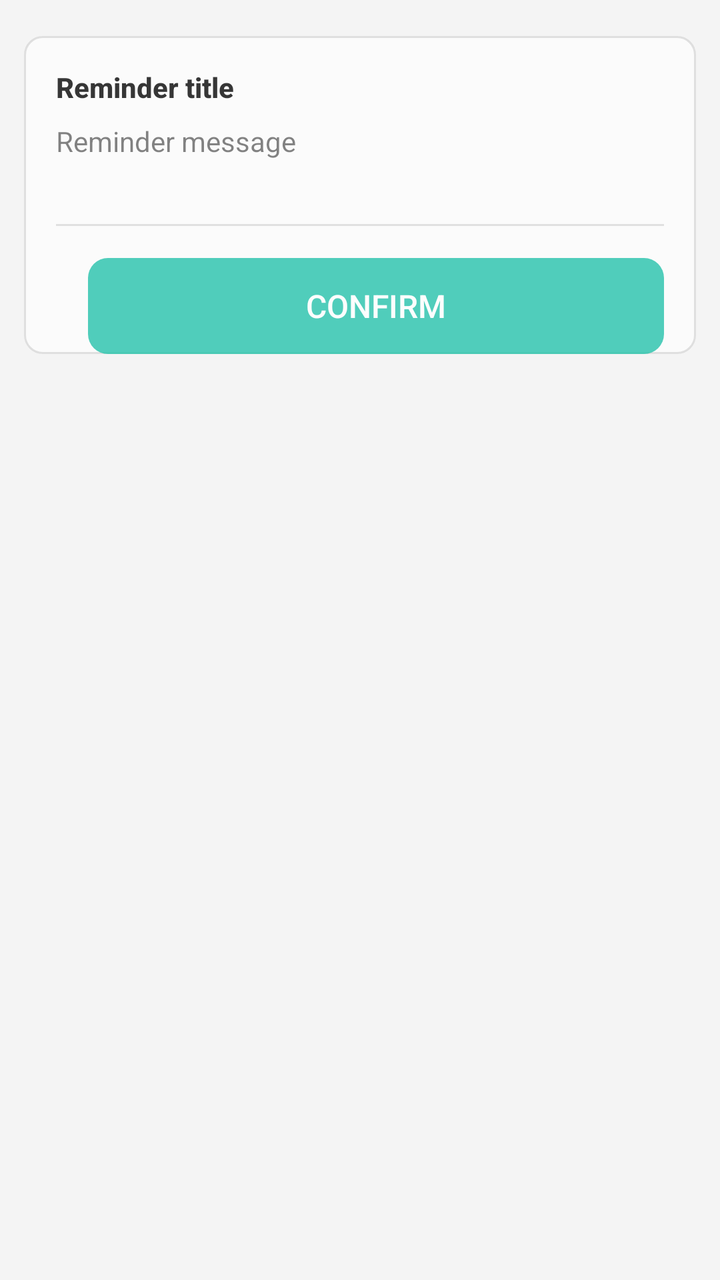
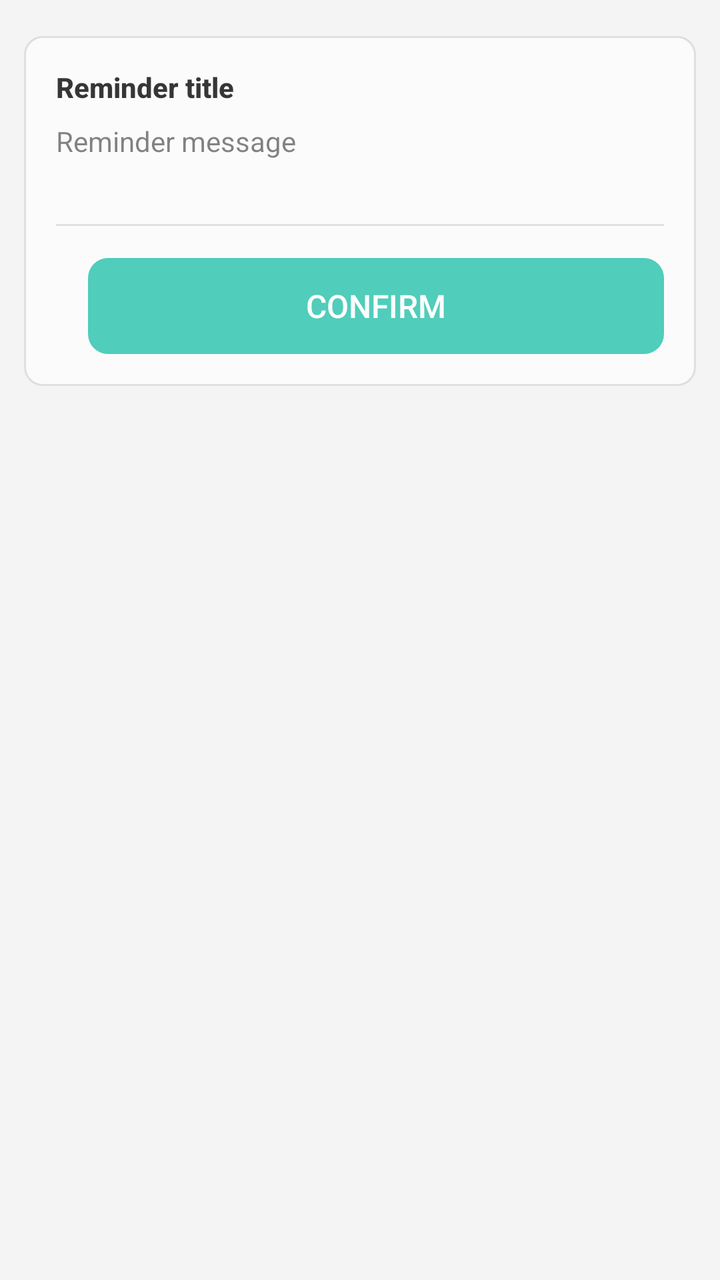

Before-and-after screenshots of an Android layout around one commit, followed by the original layout XML and the change that was made.
<!-- AndroidManifest.xml: application theme AppTheme -->
<!-- res/layout/dialog_alert.xml -->
<?xml version="1.0" encoding="utf-8"?>
<ScrollView
    xmlns:android="http://schemas.android.com/apk/res/android"
    android:overScrollMode="never"
    android:layout_width="match_parent"
    android:layout_height="match_parent">

    <LinearLayout
        android:layout_width="match_parent"
        android:layout_height="wrap_content"
        android:orientation="vertical"
        android:padding="12dp">

        <LinearLayout
            android:alpha="0.9"
            android:layout_width="match_parent"
            android:layout_height="wrap_content"
            android:minHeight="150dp"
            android:layout_marginTop="6dp"
            android:layout_marginBottom="8dp"
            android:background="@drawable/krscript_item_ripple_kon"
            android:orientation="vertical">

            <TextView
                android:id="@+id/confirm_title"
                android:paddingStart="16dp"
                android:paddingEnd="16dp"
                android:paddingTop="16dp"
                style="@style/textTitle"
                android:layout_width="match_parent"
                android:layout_height="wrap_content"
                android:text="@string/confirm_title" />
            <TextView
                android:id="@+id/confirm_message"
                android:textIsSelectable="true"
                android:paddingStart="16dp"
                android:paddingEnd="16dp"
                android:paddingTop="8dp"
                android:paddingBottom="16dp"
                android:text="@string/confirm_message"
                android:layout_width="match_parent"
                android:layout_height="wrap_content" />

            <FrameLayout
                android:id="@+id/confirm_custom_view"
                android:layout_width="match_parent"
                android:layout_height="wrap_content" />
                
            
            <View
                android:layout_width="match_parent"
                android:layout_height="1dp"
                android:layout_marginHorizontal="16dp"
                android:layout_marginTop="16dp"
                android:background="?android:attr/listDivider" />
                
            <LinearLayout
                android:layout_marginTop="16dp"
                android:layout_marginHorizontal="16dp"
                android:orientation="horizontal"
                android:layout_width="match_parent"
                android:layout_height="wrap_content">

                <Button
                    android:id="@+id/btn_confirm"
                    style="@style/dialogConfirmBtn"
                    android:text="@string/btn_confirm">
                </Button>
            </LinearLayout>
        </LinearLayout>

    </LinearLayout>
</ScrollView>
<!-- resources referenced by this layout -->
<resources>
  <string name="btn_confirm">Confirm</string>
  <string name="confirm_message">Reminder message</string>
  <string name="confirm_title">Reminder title</string>
  <style name="dialogConfirmBtn" parent="dialogLargeBtn">
          <item name="android:textColor">#FFFFFF</item>
          <item name="android:background">@drawable/btn_bg_large</item>
      </style>
  <style name="textTitle">
          <item name="android:textColor">?android:attr/textColorPrimary</item>
          <item name="android:textStyle">bold</item>
          <item name="android:textSize">14dp</item>
      </style>
  <!-- drawable btn_bg_large (drawable) -->
  <?xml version="1.0" encoding="utf-8"?>
  <selector xmlns:android="http://schemas.android.com/apk/res/android">
      <item android:drawable="@drawable/btn_bg_active_large" android:state_pressed="true" />
      <item android:drawable="@drawable/btn_bg_disabled_large" android:state_enabled="false" />
      <item android:drawable="@drawable/btn_bg_inactive_large" />
  </selector>
  <color name="colorPrimary">#64CDB6</color>
  <color name="colorPrimaryDark">#30C7B6</color>
  <color name="colorAccent">#0dbda2</color>
  <color name="colorParseDark">#20605f5f</color>
  <color name="colorPirmDark">#20000000</color>
  <color name="status_bg_light">@android:color/white</color>
  <style name="AppTheme.AppBarOverlay.Light" parent="ThemeOverlay.AppCompat.ActionBar">
          <item name="titleTextColor">?android:textColorPrimary</item>
          <item name="subtitleTextColor">?android:textColorSecondary</item>
          <item name="colorControlNormal">?android:textColorPrimary</item>
          <item name="android:foregroundTint">?android:textColorSecondary</item>
          <item name="android:foregroundTintMode">screen</item>
      </style>
  <color name="window_bg_light">#f4f4f4</color>
  <color name="cardBgLight">#CCFFFFFF</color>
  <!-- drawable btn_bg_active_large (drawable) -->
  <?xml version="1.0" encoding="utf-8"?>
  <shape xmlns:android="http://schemas.android.com/apk/res/android"
      android:shape="rectangle">
      <solid android:color="#0E828282" />
      
      
      <corners android:radius="10dp" />
  
      
      <padding
          android:bottom="0dp"
          android:left="0dp"
          android:right="0dp"
          android:top="0dp" />
  </shape>
  <!-- drawable btn_bg_inactive_large (drawable) -->
  <?xml version="1.0" encoding="utf-8"?>
  <shape xmlns:android="http://schemas.android.com/apk/res/android"
      android:shape="rectangle">
      <solid android:color="?android:colorAccent" />
      
      
      <corners android:radius="10dp" />
  
      
      <padding
          android:bottom="0dp"
          android:left="0dp"
          android:right="0dp"
          android:top="0dp" />
  </shape>
  <!-- drawable seekbar_thumb (drawable) -->
  <?xml version="1.0" encoding="utf-8"?>
  <shape xmlns:android="http://schemas.android.com/apk/res/android">
      <solid android:color="@android:color/transparent" />
      <corners android:radius="10dp" />
      <size
          android:width="12dp"
          android:height="12dp" />
  </shape>
  <!-- drawable switch_track_disabled (drawable) -->
  <?xml version="1.0" encoding="utf-8"?>
  <shape xmlns:android="http://schemas.android.com/apk/res/android">
      <solid android:color="#22888888" />
      <corners android:radius="10dp" />
      <size android:width="66dp" android:height="20dp" />
  </shape>
  <!-- drawable switch_track_open (drawable) -->
  <?xml version="1.0" encoding="utf-8"?>
  <shape xmlns:android="http://schemas.android.com/apk/res/android">
      <solid android:color="?android:colorAccent" />
      <corners android:radius="10dp" />
      <size android:width="66dp" android:height="20dp" />
  </shape>
  <!-- drawable switch_track_close (drawable) -->
  <?xml version="1.0" encoding="utf-8"?>
  <shape xmlns:android="http://schemas.android.com/apk/res/android">
      <solid android:color="#44888888" />
      <corners android:radius="10dp" />
      <size android:width="66dp" android:height="20dp" />
  </shape>
  <!-- unchanged entries left out for length: 12 -->
</resources>

<!-- the commit's change to res/layout/dialog_alert.xml (unified diff, before → after) -->
@@ -17,7 +17,6 @@
             android:layout_height="wrap_content"
             android:minHeight="150dp"
             android:layout_marginTop="6dp"
-            android:layout_marginBottom="8dp"
             android:background="@drawable/krscript_item_ripple_kon"
             android:orientation="vertical">
 
@@ -55,8 +54,7 @@
                 android:background="?android:attr/listDivider" />
                 
             <LinearLayout
-                android:layout_marginTop="16dp"
-                android:layout_marginHorizontal="16dp"
+                android:layout_margin="16dp"
                 android:orientation="horizontal"
                 android:layout_width="match_parent"
                 android:layout_height="wrap_content">
